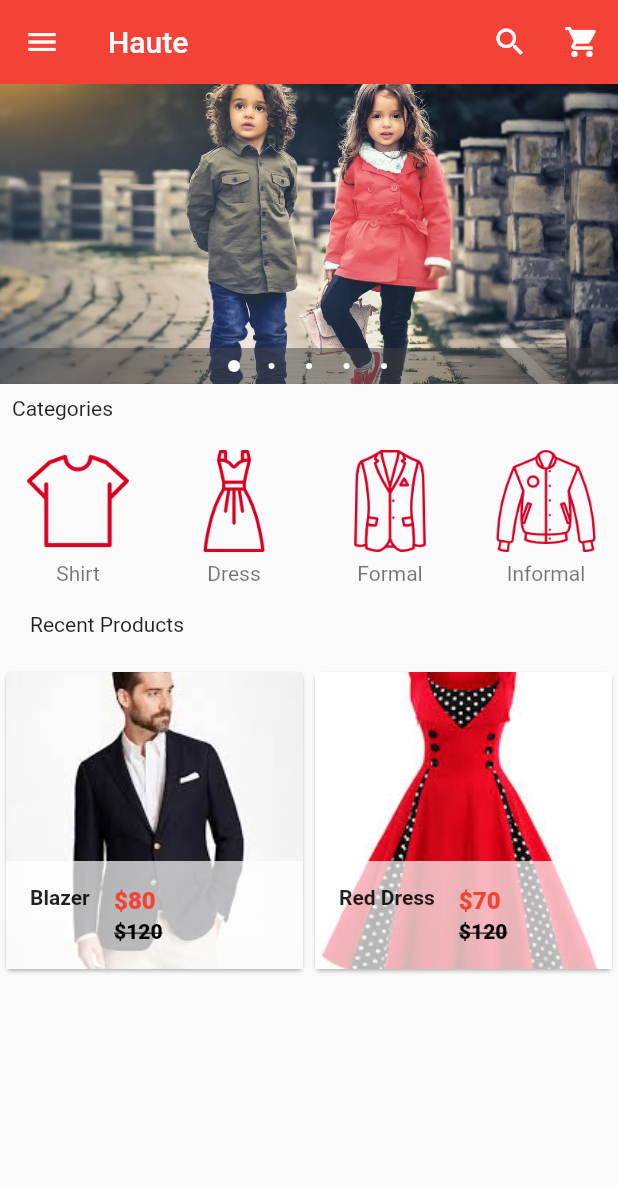
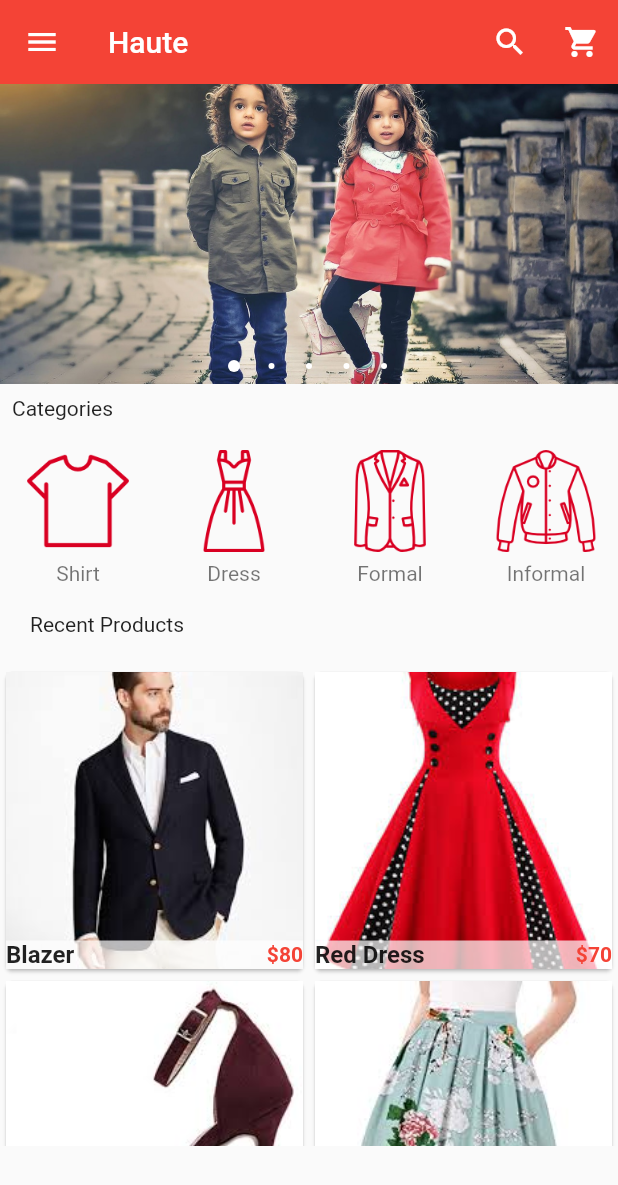
Before and after one commit to OdongoWaga/ClothesShop, a Flutter app: the screen it shows after launch, on a phone screen of 412 x 824 dp. Shown: the top 1185 px of the screen. Run offline on Flutter 3.47's test engine with Material 2 defaults, Android fonts, the phone set to English and light mode, and no system bars; drawn by our look-alikes of carousel_pro.

Commit message:
minor fix

```diff
--- a/lib/components/products.dart
+++ b/lib/components/products.dart
@@ -17,6 +17,30 @@ class _ProductsState extends State<Products> {
     {
       'name': 'Red Dress',
       'picture': 'images/products/dress1.jpeg',
+      'oldPrice': 120,
+      'price': 70
+    },
+    {
+      'name': 'Red Dress',
+      'picture': 'images/products/hills1.jpeg',
+      'oldPrice': 120,
+      'price': 70
+    },
+    {
+      'name': 'Red Dress',
+      'picture': 'images/products/skt1.jpeg',
+      'oldPrice': 120,
+      'price': 70
+    },
+    {
+      'name': 'Red Dress',
+      'picture': 'images/products/skt2.jpeg',
+      'oldPrice': 120,
+      'price': 70
+    },
+    {
+      'name': 'Red Dress',
+      'picture': 'images/products/dress2.jpeg',
       'oldPrice': 120,
       'price': 70
     },
@@ -56,7 +80,7 @@ class SingleProduct extends StatelessWidget {
   Widget build(BuildContext context) {
     return Card(
       child: Hero(
-        tag: productName,
+        tag: Text("hero 1"),
         child: Material(
           child: InkWell(
             onTap: () => Navigator.of(context).push(
@@ -76,23 +100,21 @@ class SingleProduct extends StatelessWidget {
               ),
               footer: Container(
                 color: Colors.white70,
-                child: ListTile(
-                  leading: Text(
-                    productName,
-                    style: TextStyle(fontWeight: FontWeight.bold),
-                  ),
-                  title: Text(
-                    "\$$productPrice",
-                    style: TextStyle(
-                        color: Colors.red, fontWeight: FontWeight.w800),
-                  ),
-                  subtitle: Text(
-                    "\$$productOldPrice",
-                    style: TextStyle(
-                        color: Colors.black,
-                        fontWeight: FontWeight.w800,
-                        decoration: TextDecoration.lineThrough),
-                  ),
+                child: Row(
+                  children: <Widget>[
+                    Expanded(
+                      child: Text(
+                        productName,
+                        style: TextStyle(
+                            fontWeight: FontWeight.bold, fontSize: 16.0),
+                      ),
+                    ),
+                    Text(
+                      '\$${productPrice}',
+                      style: TextStyle(
+                          color: Colors.red, fontWeight: FontWeight.bold),
+                    )
+                  ],
                 ),
               ),
             ),
--- a/lib/main.dart
+++ b/lib/main.dart
@@ -36,6 +36,7 @@ class _HomePageState extends State<HomePage> {
         animationDuration: Duration(milliseconds: 1000),
         dotSize: 4.0,
         indicatorBgPadding: 8.0,
+        dotBgColor: Colors.transparent,
       ),
     );
 
--- a/lib/pages/productDetails.dart
+++ b/lib/pages/productDetails.dart
@@ -23,7 +23,7 @@ class _ProductDetailsState extends State<ProductDetails> {
       appBar: AppBar(
         elevation: 0.0,
         backgroundColor: Colors.red,
-        title: Text('Haute'),
+        title: InkWell(onTap: () {}, child: Text('Haute')),
         actions: <Widget>[
           IconButton(
             icon: Icon(
```
